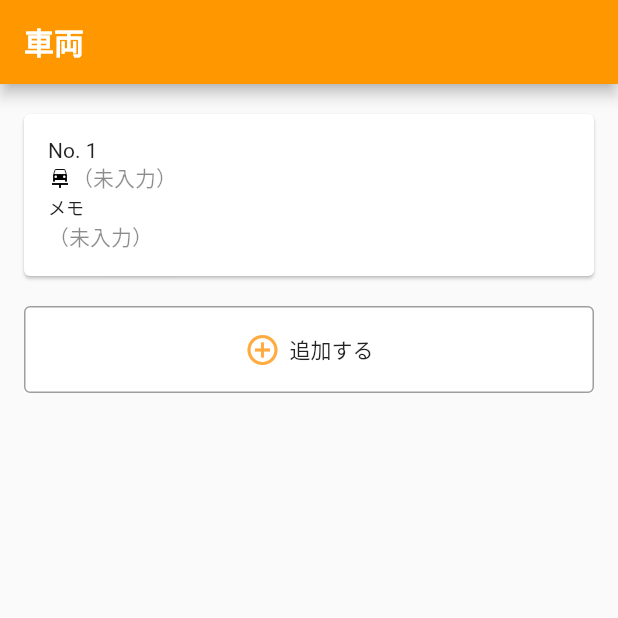
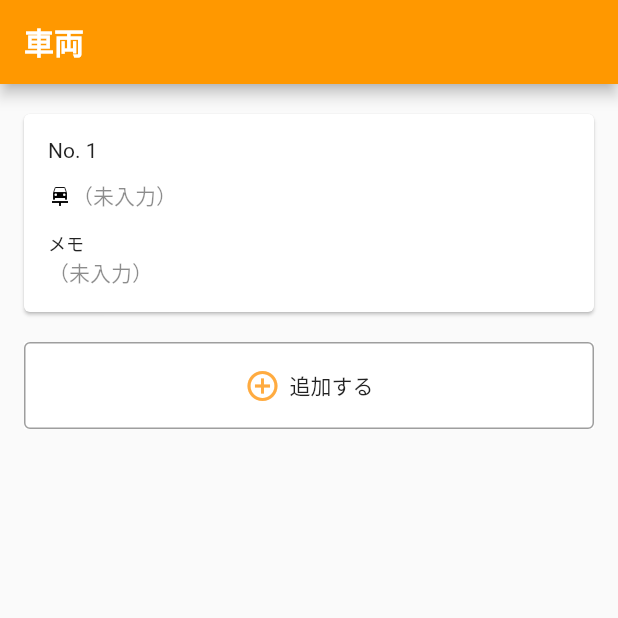
Before and after one commit to hori-imuuzak/CircuitRecordApp, a Flutter app: the CarListScreen screen opened directly, after a tap on "追加する", on a phone screen of 412 x 824 dp, the top half of it. Run offline on Flutter 3.47's test engine with Material 2 defaults, Android fonts, the phone set to English and light mode, and no system bars; our stand-ins replace drift, flutter_hooks, freezed_annotation, hooks_riverpod; accounts and stored records are empty; generated files the repository leaves out were written again.

```diff
--- a/lib/repository/car_repository.dart
+++ b/lib/repository/car_repository.dart
@@ -38,8 +38,7 @@ class CarRepositoryDatabase extends CarRepository {
 
   @override
   Future<bool> update(Car car) {
-    // TODO: implement update
-    throw UnimplementedError();
+    return database.updateCar(car);
   }
 
   @override
--- a/lib/ui/screen/car/car_list/car_list_screen_viewmodel.dart
+++ b/lib/ui/screen/car/car_list/car_list_screen_viewmodel.dart
@@ -30,4 +30,8 @@ class CarListScreenViewModel extends ViewModel<CarListState> {
   Future<void> deleteCar(Car car) async {
     state = state.deleteCar(car);
   }
+
+  Future<void> updateCar(Car car) async {
+    state = state.updateCar(car);
+  }
 }
--- a/lib/ui/screen/car/car_list/car_list_state.dart
+++ b/lib/ui/screen/car/car_list/car_list_state.dart
@@ -19,5 +19,9 @@ class CarListState with _$CarListState {
     return copyWith(cars: cars.where((e) => e.id != car.id).toList());
   }
 
+  CarListState updateCar(Car car) {
+    return copyWith(cars: cars.map((e) => e.id == car.id ? car : e).toList());
+  }
+
   bool get isVisibleEmpty => cars.isEmpty;
 }
--- a/lib/ui/screen/car/car_list/widget/car_item/car_item.dart
+++ b/lib/ui/screen/car/car_list/widget/car_item/car_item.dart
@@ -31,6 +31,7 @@ class CarItem extends HookConsumerWidget {
               crossAxisAlignment: CrossAxisAlignment.start,
               children: [
                 Text(viewModel.textId),
+                SizedBox(height: Style.spacing.small),
                 Row(
                   children: [
                     Icon(
@@ -44,6 +45,7 @@ class CarItem extends HookConsumerWidget {
                     ),
                   ],
                 ),
+                SizedBox(height: Style.spacing.small),
                 const Text(
                   "メモ",
                   style: TextStyle(fontSize: 12.0),
@@ -51,6 +53,8 @@ class CarItem extends HookConsumerWidget {
                 Text(
                   viewModel.memo,
                   style: TextStyle(color: viewModel.nameColor),
+                  maxLines: 3,
+                  overflow: TextOverflow.ellipsis,
                 ),
               ],
             ),
--- a/lib/ui/screen/car/car_list/widget/edit_car/edit_car_screen_viewmodel.dart
+++ b/lib/ui/screen/car/car_list/widget/edit_car/edit_car_screen_viewmodel.dart
@@ -22,4 +22,8 @@ class EditCarScreenViewModel extends ViewModel<EditCarState> {
   Future<bool> deleteCar() async {
     return await _carRepository.delete(state.car);
   }
+
+  Future<bool> updateCar(Car car) async {
+    return await _carRepository.update(car);
+  }
 }
```
Also changed, not shown: lib/ui/screen/car/car_list/widget/edit_car/edit_car_screen.dart (+11 -2 lines).
